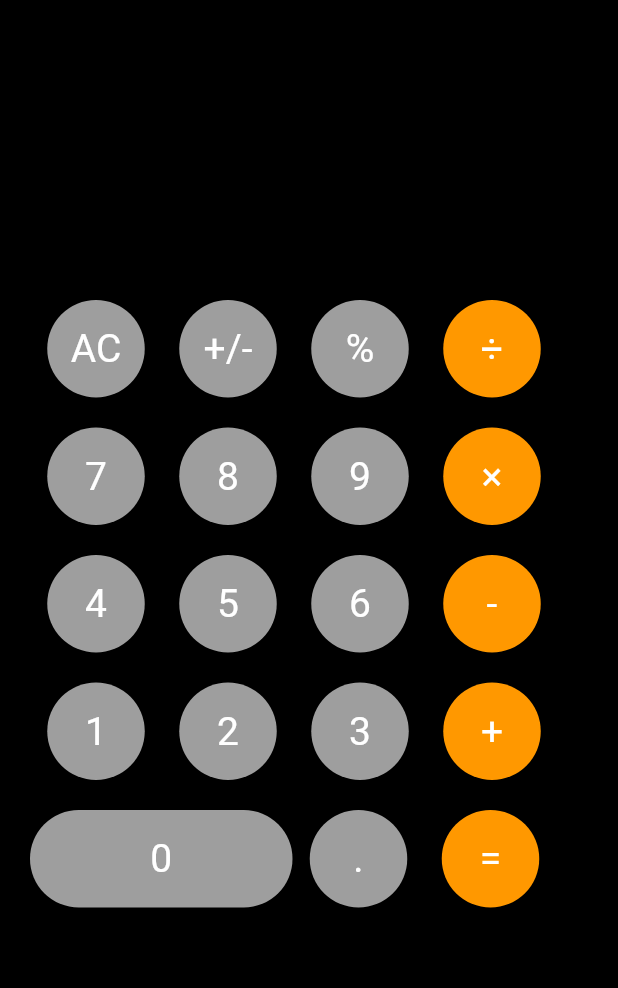
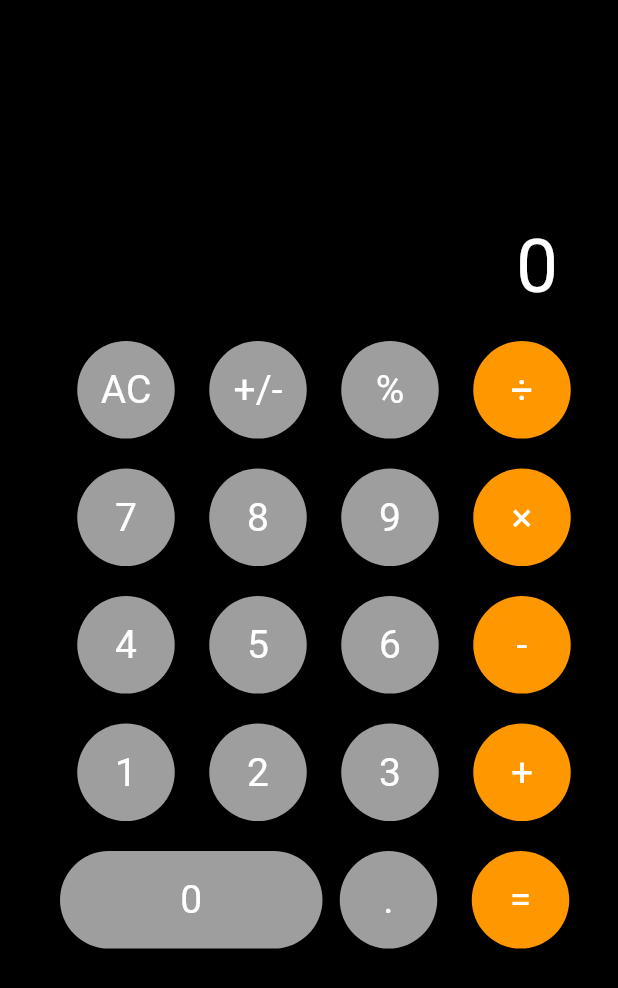
Before and after one commit to devenderbutani21/calcualtorFlutterApp, a Flutter app: the screen it shows after launch, on a phone screen of 412 x 824 dp. Shown: the top 988 px of the screen. Run offline on Flutter 3.47's test engine with Material 2 defaults, Android fonts, the phone set to English and light mode, and no system bars.

Commit message:
Added Basic Functionality

```diff
--- a/lib/main.dart
+++ b/lib/main.dart
@@ -20,12 +20,13 @@ class MyApp extends StatelessWidget {
   }
 }
 
-class MyCalcPage extends StatefulWidget{
+class MyCalcPage extends StatefulWidget {
   @override
   _MyCalcPageState createState() => _MyCalcPageState();
 }
 
-class _MyCalcPageState extends State<MyCalcPage>{
+class _MyCalcPageState extends State<MyCalcPage> {
+  var ansStr = '0';
   @override
   Widget build(BuildContext context) {
     return SafeArea(
@@ -34,17 +35,78 @@ class _MyCalcPageState extends State<MyCalcPage>{
         body: Column(
           children: <Widget>[
             Container(
-              height: 200,
+              child: Column(
+                mainAxisAlignment: MainAxisAlignment
+                    .spaceEvenly, // Equal vertical space between all the children of column
+                children: <Widget>[
+                  // the column widget uses the children property
+                  Container(
+                    margin: const EdgeInsets.only(right: 40.0),
+                    // Display Container
+                    constraints: BoxConstraints.expand(
+                      // Creating a boxed container
+                      height:
+                          Theme.of(context).textTheme.display1.fontSize * 1.1 +
+                              170.0,
+                    ),
+                    alignment: Alignment
+                        .bottomRight, // Aligning the text to the bottom right of our display screen
+                    color: Colors
+                        .black, // Setting the background color of the container
+                    child: Text(
+                      ansStr,
+                      style: TextStyle(
+                          // Styling the text
+                          fontSize: 50.0,
+                          color: Colors.white),
+                      textAlign: TextAlign.right,
+                    ),
+                  ),
+                ],
+              ),
+            ),
+            SizedBox(
+              height: 20,
             ),
             Container(
-              margin: const EdgeInsets.only(left: 20.0),
+              margin: const EdgeInsets.only(left: 40.0),
               child: Row(
                 children: <Widget>[
                   RawMaterialButton(
-                    child: Text('AC',
-                      style: TextStyle(
-                          color: Colors.white,
-                          fontSize: 26),),
+                    child: Text(
+                      'AC',
+                      style: TextStyle(color: Colors.white, fontSize: 26),
+                    ),
+                    onPressed: () {
+                      setState(() {
+                          ansStr = "0";
+                      });
+                    },
+                    elevation: 2.0,
+                    fillColor: Colors.grey,
+                    padding: EdgeInsets.all(17.5),
+                    shape: CircleBorder(),
+                  ),
+                  RawMaterialButton(
+                    child: Text(
+                      '+/-',
+                      style: TextStyle(color: Colors.white, fontSize: 26),
+                    ),
+                    onPressed: () {
+                      setState(() {
+                        ansStr = "-" + ansStr;
+                      });
+                    },
+                    elevation: 2.0,
+                    fillColor: Colors.grey,
+                    padding: EdgeInsets.all(17.5),
+                    shape: CircleBorder(),
+                  ),
+                  RawMaterialButton(
+                    child: Text(
+                      '%',
+                      style: TextStyle(color: Colors.white, fontSize: 26),
+                    ),
                     onPressed: () {},
                     elevation: 2.0,
                     fillColor: Colors.grey,
@@ -52,32 +114,10 @@ class _MyCalcPageState extends State<MyCalcPage>{
                     shape: CircleBorder(),
                   ),
                   RawMaterialButton(
-                    child: Text('+/-',
-                      style: TextStyle(
-                          color: Colors.white,
-                          fontSize: 26),),
-                    onPressed: () {},
-                    elevation: 2.0,
-                    fillColor: Colors.grey,
-                    padding: EdgeInsets.all(17.5),
-                    shape: CircleBorder(),
-                  ),
-                  RawMaterialButton(
-                    child: Text('%',
-                      style: TextStyle(
-                          color: Colors.white,
-                          fontSize: 26),),
-                    onPressed: () {},
-                    elevation: 2.0,
-                    fillColor: Colors.grey,
-                    padding: EdgeInsets.all(17.5),
-                    shape: CircleBorder(),
-                  ),
-                  RawMaterialButton(
-                    child: Text('÷',
-                      style: TextStyle(
-                          color: Colors.white,
-                          fontSize: 26),),
+                    child: Text(
+                      '÷',
+                      style: TextStyle(color: Colors.white, fontSize: 26),
+                    ),
                     onPressed: () {},
                     elevation: 2.0,
                     fillColor: Colors.orange,
@@ -87,49 +127,63 @@ class _MyCalcPageState extends State<MyCalcPage>{
                 ],
               ),
             ),
-            SizedBox(height: 20,),
+            SizedBox(
+              height: 20,
+            ),
             Container(
-              margin: const EdgeInsets.only(left: 20.0),
+              margin: const EdgeInsets.only(left: 40.0),
               child: Row(
                 children: <Widget>[
                   RawMaterialButton(
-                    child: Text('7',
-                      style: TextStyle(
-                          color: Colors.white,
-                          fontSize: 26),),
-                    onPressed: () {},
+                    child: Text(
+                      '7',
+                      style: TextStyle(color: Colors.white, fontSize: 26),
+                    ),
+                    onPressed: () {
+                      setState(() {
+                        ansStr = "7";
+                      });
+                    },
                     elevation: 2.0,
                     fillColor: Colors.grey,
                     padding: EdgeInsets.all(17.5),
                     shape: CircleBorder(),
                   ),
                   RawMaterialButton(
-                    child: Text('8',
-                      style: TextStyle(
-                          color: Colors.white,
-                          fontSize: 26),),
-                    onPressed: () {},
+                    child: Text(
+                      '8',
+                      style: TextStyle(color: Colors.white, fontSize: 26),
+                    ),
+                    onPressed: () {
+                      setState(() {
+                        ansStr = "8";
+                      });
+                    },
                     elevation: 2.0,
                     fillColor: Colors.grey,
                     padding: EdgeInsets.all(17.5),
                     shape: CircleBorder(),
                   ),
                   RawMaterialButton(
-                    child: Text('9',
-                      style: TextStyle(
-                          color: Colors.white,
-                          fontSize: 26),),
-                    onPressed: () {},
+                    child: Text(
+                      '9',
+                      style: TextStyle(color: Colors.white, fontSize: 26),
+                    ),
+                    onPressed: () {
+                      setState(() {
+                        ansStr = "9";
+                      });
+                    },
                     elevation: 2.0,
                     fillColor: Colors.grey,
                     padding: EdgeInsets.all(17.5),
                     shape: CircleBorder(),
                   ),
                   RawMaterialButton(
-                    child: Text('×',
-                      style: TextStyle(
-                          color: Colors.white,
-                          fontSize: 26),),
+                    child: Text(
+                      '×',
+                      style: TextStyle(color: Colors.white, fontSize: 26),
+                    ),
                     onPressed: () {},
                     elevation: 2.0,
                     fillColor: Colors.orange,
@@ -139,49 +193,63 @@ class _MyCalcPageState extends State<MyCalcPage>{
                 ],
               ),
             ),
-            SizedBox(height: 20,),
+            SizedBox(
+              height: 20,
+            ),
             Container(
-              margin: const EdgeInsets.only(left: 20.0),
+              margin: const EdgeInsets.only(left: 40.0),
               child: Row(
                 children: <Widget>[
                   RawMaterialButton(
-                    child: Text('4',
-                      style: TextStyle(
-                          color: Colors.white,
-                          fontSize: 26),),
-                    onPressed: () {},
+                    child: Text(
+                      '4',
+                      style: TextStyle(color: Colors.white, fontSize: 26),
+                    ),
+                    onPressed: () {
+                      setState(() {
+                        ansStr = "4";
+                      });
+                    },
                     elevation: 2.0,
                     fillColor: Colors.grey,
                     padding: EdgeInsets.all(17.5),
                     shape: CircleBorder(),
                   ),
                   RawMaterialButton(
-                    child: Text('5',
-                      style: TextStyle(
-                          color: Colors.white,
-                          fontSize: 26),),
-                    onPressed: () {},
+                    child: Text(
+                      '5',
+                      style: TextStyle(color: Colors.white, fontSize: 26),
+                    ),
+                    onPressed: () {
+                      setState(() {
+                        ansStr = "5";
+                      });
+                    },
                     elevation: 2.0,
                     fillColor: Colors.grey,
                     padding: EdgeInsets.all(17.5),
                     shape: CircleBorder(),
                   ),
                   RawMaterialButton(
-                    child: Text('6',
-                      style: TextStyle(
-                          color: Colors.white,
-                          fontSize: 26),),
-                    onPressed: () {},
+                    child: Text(
+                      '6',
+                      style: TextStyle(color: Colors.white, fontSize: 26),
+                    ),
+                    onPressed: () {
+                      setState(() {
+                        ansStr = "6";
+                      });
+                    },
                     elevation: 2.0,
                     fillColor: Colors.grey,
                     padding: EdgeInsets.all(17.5),
                     shape: CircleBorder(),
                   ),
                   RawMaterialButton(
-                    child: Text('-',
-                      style: TextStyle(
-                          color: Colors.white,
-                          fontSize: 26),),
+                    child: Text(
+                      '-',
+                      style: TextStyle(color: Colors.white, fontSize: 26),
+                    ),
                     onPressed: () {},
                     elevation: 2.0,
                     fillColor: Colors.orange,
@@ -191,49 +259,63 @@ class _MyCalcPageState extends State<MyCalcPage>{
                 ],
               ),
             ),
-            SizedBox(height: 20,),
+            SizedBox(
+              height: 20,
+            ),
             Container(
-              margin: const EdgeInsets.only(left: 20.0),
+              margin: const EdgeInsets.only(left: 40.0),
               child: Row(
                 children: <Widget>[
                   RawMaterialButton(
-                    child: Text('1',
-                      style: TextStyle(
-                          color: Colors.white,
-                          fontSize: 26),),
-                    onPressed: () {},
+                    child: Text(
+                      '1',
+                      style: TextStyle(color: Colors.white, fontSize: 26),
+                    ),
+                    onPressed: () {
+                      setState(() {
+                        ansStr = "1";
+                      });
+                    },
                     elevation: 2.0,
                     fillColor: Colors.grey,
                     padding: EdgeInsets.all(17.5),
                     shape: CircleBorder(),
                   ),
                   RawMaterialButton(
-                    child: Text('2',
-                      style: TextStyle(
-                          color: Colors.white,
-                          fontSize: 26),),
-                    onPressed: () {},
+                    child: Text(
+                      '2',
+                      style: TextStyle(color: Colors.white, fontSize: 26),
+                    ),
+                    onPressed: () {
+                      setState(() {
+                        ansStr = "2";
+                      });
+                    },
                     elevation: 2.0,
                     fillColor: Colors.grey,
                     padding: EdgeInsets.all(17.5),
                     shape: CircleBorder(),
                   ),
                   RawMaterialButton(
-                    child: Text('3',
-                      style: TextStyle(
-                          color: Colors.white,
-                          fontSize: 26),),
-                    onPressed: () {},
+                    child: Text(
+                      '3',
+                      style: TextStyle(color: Colors.white, fontSize: 26),
+                    ),
+                    onPressed: () {
+                      setState(() {
+                        ansStr = "3";
+                      });
+                    },
                     elevation: 2.0,
                     fillColor: Colors.grey,
                     padding: EdgeInsets.all(17.5),
                     shape: CircleBorder(),
                   ),
                   RawMaterialButton(
-                    child: Text('+',
-                      style: TextStyle(
-                          color: Colors.white,
-                          fontSize: 26),),
+                    child: Text(
+                      '+',
+                      style: TextStyle(color: Colors.white, fontSize: 26),
+                    ),
                     onPressed: () {},
                     elevation: 2.0,
                     fillColor: Colors.orange,
@@ -243,32 +325,37 @@ class _MyCalcPageState extends State<MyCalcPage>{
                 ],
               ),
             ),
-            SizedBox(height: 20,),
+            SizedBox(
+              height: 20,
+            ),
             Container(
-              margin: const EdgeInsets.only(left: 20.0),
+              margin: const EdgeInsets.only(left: 40.0),
               child: Row(
                 children: <Widget>[
                   Container(
                     width: 175,
                     child: RawMaterialButton(
-                      child: Text('0',
-                        style: TextStyle(
-                            color: Colors.white,
-                            fontSize: 26),),
-                      onPressed: () {},
+                      child: Text(
+                        '0',
+                        style: TextStyle(color: Colors.white, fontSize: 26),
+                      ),
+                      onPressed: () {
+                        setState(() {
+                          ansStr = "0";
+                        });
+                      },
                       elevation: 2.0,
                       fillColor: Colors.grey,
                       padding: EdgeInsets.all(17.5),
                       shape: RoundedRectangleBorder(
-                          borderRadius:BorderRadius.circular(36.0)
-                      ),
+                          borderRadius: BorderRadius.circular(36.0)),
                     ),
                   ),
                   RawMaterialButton(
-                    child: Text('.',
-                      style: TextStyle(
-                          color: Colors.white,
-                          fontSize: 26),),
+                    child: Text(
+                      '.',
+                      style: TextStyle(color: Colors.white, fontSize: 26),
+                    ),
                     onPressed: () {},
                     elevation: 2.0,
                     fillColor: Colors.grey,
@@ -276,10 +363,10 @@ class _MyCalcPageState extends State<MyCalcPage>{
                     shape: CircleBorder(),
                   ),
                   RawMaterialButton(
-                    child: Text('=',
-                      style: TextStyle(
-                          color: Colors.white,
-                          fontSize: 26),),
+                    child: Text(
+                      '=',
+                      style: TextStyle(color: Colors.white, fontSize: 26),
+                    ),
                     onPressed: () {},
                     elevation: 2.0,
                     fillColor: Colors.orange,
```
